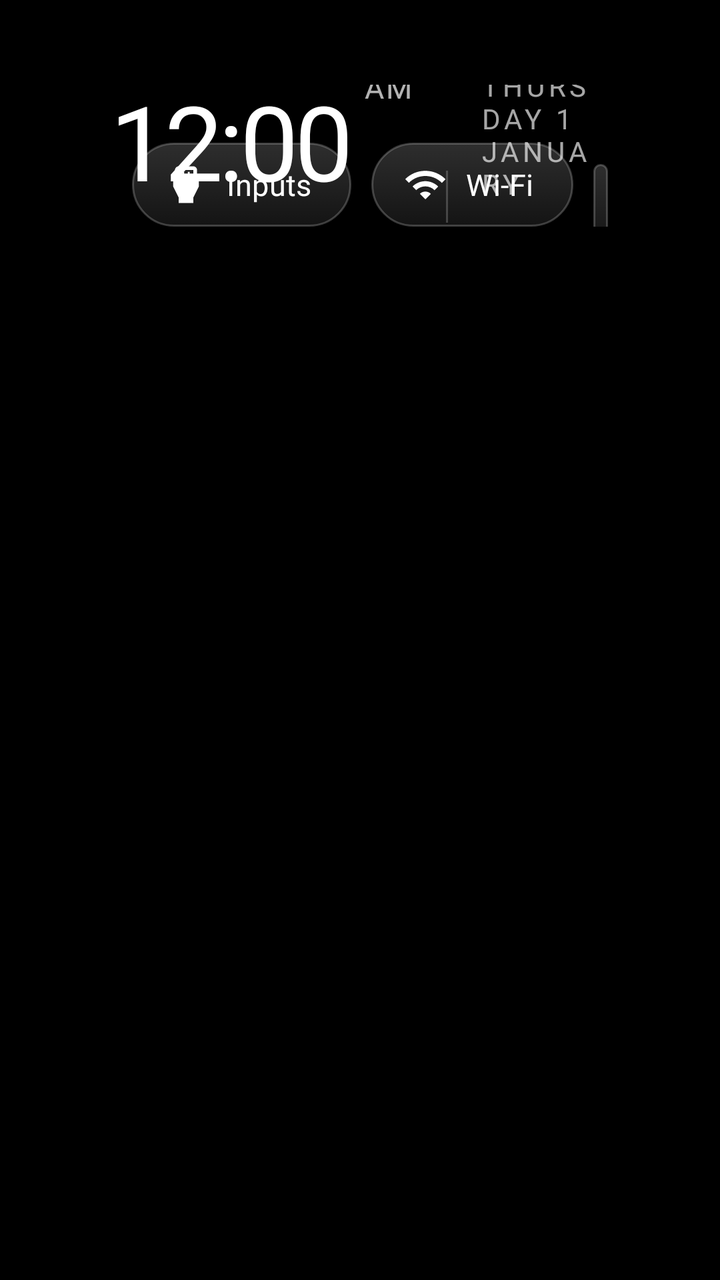
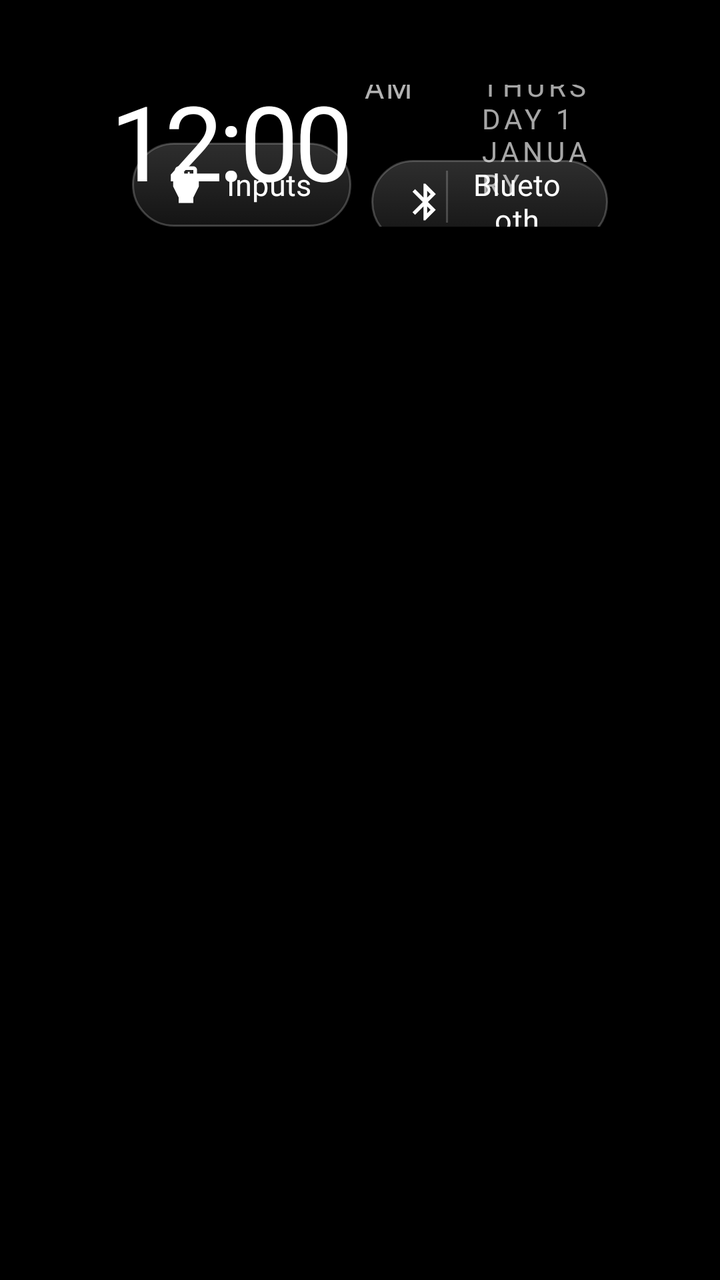

The first picture is an Android layout as it rendered before a commit; the second is the same layout after the commit. The layout source and the unified diff follow.
<!-- AndroidManifest.xml: application theme Theme.TvHome -->
<!-- res/layout/activity_main.xml -->
<?xml version="1.0" encoding="utf-8"?>
<FrameLayout xmlns:android="http://schemas.android.com/apk/res/android"
    android:id="@+id/root"
    android:layout_width="match_parent"
    android:layout_height="match_parent"
    android:background="#FF000000">
    <ImageView
        android:id="@+id/wallpaper"
        android:layout_width="match_parent"
        android:layout_height="match_parent"
        android:scaleType="centerCrop"
        android:alpha="0.82"
        android:visibility="gone"
        android:contentDescription="@null" />
    
    <ImageView
        android:id="@+id/wallpaperBlur"
        android:layout_width="match_parent"
        android:layout_height="match_parent"
        android:scaleType="centerCrop"
        android:alpha="0"
        android:visibility="gone"
        android:contentDescription="@null" />
    <View
        android:layout_width="match_parent"
        android:layout_height="match_parent"
        android:background="#55000000"
        android:importantForAccessibility="no" />
    
    <View
        android:id="@+id/allAppsScrim"
        android:layout_width="match_parent"
        android:layout_height="match_parent"
        android:background="#26000000"
        android:alpha="0"
        android:importantForAccessibility="no" />


    
    <View
        android:id="@+id/ambient"
        android:layout_width="match_parent"
        android:layout_height="match_parent"
        android:alpha="0"
        android:importantForAccessibility="no" />

    
    <com.gathin.tvhome.GlassPanelView
        android:id="@+id/allAppsPanel"
        android:layout_width="match_parent"
        android:layout_height="match_parent"
        android:layout_marginStart="40dp"
        android:layout_marginEnd="40dp"
        android:layout_marginTop="208dp"
        android:layout_marginBottom="24dp"
        android:alpha="0"
        android:importantForAccessibility="no" />

    
    <androidx.recyclerview.widget.RecyclerView
        android:id="@+id/grid"
        android:layout_width="match_parent"
        android:layout_height="match_parent"
        android:paddingStart="56dp"
        android:paddingEnd="56dp"
        android:paddingTop="10dp"
        android:paddingBottom="40dp"
        android:clipToPadding="false"
        android:clipChildren="false"
        android:overScrollMode="never"
        android:scrollbars="none"
        android:descendantFocusability="afterDescendants" />

    
    <LinearLayout
        android:id="@+id/suggestStrip"
        android:layout_width="match_parent"
        android:layout_height="wrap_content"
        android:orientation="vertical"
        android:paddingStart="56dp"
        android:paddingEnd="56dp"
        android:paddingTop="22dp"
        android:alpha="0"
        android:visibility="invisible"
        android:clipChildren="false"
        android:clipToPadding="false">

        <LinearLayout
            android:layout_width="match_parent"
            android:layout_height="34dp"
            android:orientation="horizontal"
            android:gravity="center_vertical"
            android:paddingStart="6dp"
            android:paddingEnd="6dp">

            <TextView
                android:id="@+id/suggestTitle"
                android:layout_width="wrap_content"
                android:layout_height="wrap_content"
                android:text="@string/suggested"
                android:textColor="#F2FFFFFF"
                android:textSize="17sp"
                android:fontFamily="@font/outfit"
                android:fontVariationSettings="'wght' 500"
                android:letterSpacing="0.02" />

            <TextView
                android:id="@+id/suggestContext"
                android:layout_width="wrap_content"
                android:layout_height="wrap_content"
                android:layout_marginStart="14dp"
                android:singleLine="true"
                android:textColor="#99FFFFFF"
                android:textSize="13sp"
                android:fontFamily="@font/outfit"
                android:fontVariationSettings="'wght' 400"
                android:letterSpacing="0.04" />
        </LinearLayout>

        <LinearLayout
            android:id="@+id/suggestRow"
            android:layout_width="match_parent"
            android:layout_height="wrap_content"
            android:orientation="horizontal"
            android:clipChildren="false"
            android:clipToPadding="false" />
    </LinearLayout>

    
    <TextView
        android:id="@+id/heroName"
        android:layout_width="wrap_content"
        android:layout_height="wrap_content"
        android:layout_marginStart="68dp"
        android:alpha="0"
        android:textColor="#FFFFFFFF"
        android:textSize="48sp"
        android:fontFamily="@font/outfit"
        android:fontVariationSettings="'wght' 300"
        android:letterSpacing="-0.02"
        android:includeFontPadding="false"
        android:singleLine="true" />

    
    <LinearLayout
        android:id="@+id/header"
        android:layout_width="match_parent"
        android:layout_height="wrap_content"
        android:orientation="vertical"
        android:paddingStart="56dp"
        android:paddingEnd="56dp"
        android:paddingTop="26dp">

        <RelativeLayout
            android:layout_width="match_parent"
            android:layout_height="wrap_content">

            <LinearLayout
                android:id="@+id/leftBlock"
                android:layout_width="wrap_content"
                android:layout_height="wrap_content"
                android:layout_alignParentStart="true"
                android:orientation="vertical">

                <TextView
                    android:id="@+id/greeting"
                    android:layout_width="wrap_content"
                    android:layout_height="wrap_content"
                    android:layout_marginStart="4dp"
                    android:textColor="#8CFFFFFF"
                    android:textSize="12sp"
                    android:fontFamily="@font/outfit"
                    android:fontVariationSettings="'wght' 500"
                    android:letterSpacing="0.22"
                    android:textAllCaps="true" />

                <LinearLayout
                    android:layout_width="wrap_content"
                    android:layout_height="wrap_content"
                    android:orientation="horizontal"
                    android:baselineAligned="true">

                    <TextClock
                        android:id="@+id/clock"
                        android:layout_width="wrap_content"
                        android:layout_height="wrap_content"
                        android:format12Hour="h:mm"
                        android:format24Hour="HH:mm"
                        android:textColor="#FFFFFFFF"
                        android:textSize="52sp"
                        android:fontFamily="@font/outfit"
                        android:fontVariationSettings="'wght' 300"
                        android:letterSpacing="-0.04"
                        android:includeFontPadding="false" />

                    <TextClock
                        android:id="@+id/ampm"
                        android:layout_width="wrap_content"
                        android:layout_height="wrap_content"
                        android:layout_marginStart="6dp"
                        android:layout_gravity="bottom"
                        android:layout_marginBottom="8dp"
                        android:format12Hour="a"
                        android:format24Hour=""
                        android:textColor="#B3FFFFFF"
                        android:textSize="15sp"
                        android:fontFamily="@font/outfit"
                        android:fontVariationSettings="'wght' 500"
                        android:letterSpacing="0.08"
                        android:textAllCaps="true" />

                    <View
                        android:layout_width="1dp"
                        android:layout_height="26dp"
                        android:layout_gravity="bottom"
                        android:layout_marginStart="16dp"
                        android:layout_marginEnd="16dp"
                        android:layout_marginBottom="8dp"
                        android:background="#33FFFFFF" />

                    <TextClock
                        android:id="@+id/date"
                        android:layout_width="wrap_content"
                        android:layout_height="wrap_content"
                        android:layout_gravity="bottom"
                        android:layout_marginBottom="9dp"
                        android:format12Hour="@string/date_format"
                        android:format24Hour="@string/date_format"
                        android:textColor="#A6FFFFFF"
                        android:textSize="14sp"
                        android:fontFamily="@font/outfit"
                        android:fontVariationSettings="'wght' 400"
                        android:letterSpacing="0.14"
                        android:textAllCaps="true" />
                </LinearLayout>
            </LinearLayout>

            <LinearLayout
                android:id="@+id/topButtons"
                android:layout_width="wrap_content"
                android:layout_height="wrap_content"
                android:layout_alignParentEnd="true"
                android:layout_alignBottom="@id/leftBlock"
                android:layout_marginBottom="6dp"
                android:orientation="horizontal">

                <TextView
                    android:id="@+id/btnInputs"
                    style="@style/TopButton"
                    android:text="@string/inputs"
                    android:drawableStart="@drawable/ic_input"
                    android:nextFocusDown="@+id/grid" />

                <TextView
                    android:id="@+id/btnWifi"
                    style="@style/TopButton"
                    android:text="@string/wifi"
                    android:drawableStart="@drawable/ic_wifi"
                    android:nextFocusDown="@+id/grid" />

                <TextView
                    android:id="@+id/btnSettings"
                    style="@style/TopButton"
                    android:text="@string/settings"
                    android:drawableStart="@drawable/ic_settings"
                    android:nextFocusDown="@+id/grid" />
            </LinearLayout>
        </RelativeLayout>

    </LinearLayout>

    
    <com.gathin.tvhome.GlassView
        android:id="@+id/glass"
        android:layout_width="10dp"
        android:layout_height="10dp"
        android:alpha="0"
        android:importantForAccessibility="no" />
</FrameLayout>
<!-- resources referenced by this layout -->
<resources>
  <!-- drawable ic_input (drawable) -->
  <?xml version="1.0" encoding="utf-8"?>
  <vector xmlns:android="http://schemas.android.com/apk/res/android"
      android:width="22dp" android:height="22dp"
      android:viewportWidth="24" android:viewportHeight="24">
      <path android:fillColor="#FFFFFFFF"
          android:pathData="M18,7V4c0,-1.1 -0.9,-2 -2,-2H8C6.9,2 6,2.9 6,4v3H5v6l3,6v3h8v-3l3,-6V7H18zM8,4h8v3h-2V5h-1v2h-2V5h-1v2H8V4z" />
  </vector>
  <!-- drawable ic_wifi (drawable) -->
  <?xml version="1.0" encoding="utf-8"?>
  <vector xmlns:android="http://schemas.android.com/apk/res/android"
      android:width="22dp" android:height="22dp"
      android:viewportWidth="24" android:viewportHeight="24">
      <path android:fillColor="#FFFFFFFF"
          android:pathData="M1,9l2,2c4.97,-4.97 13.03,-4.97 18,0l2,-2C16.93,2.93 7.08,2.93 1,9zM9,17l3,3 3,-3c-1.65,-1.66 -4.34,-1.66 -6,0zM5,13l2,2c2.76,-2.76 7.24,-2.76 10,0l2,-2C15.14,9.14 8.87,9.14 5,13z" />
  </vector>
  <string name="date_format">EEEE  d MMMM</string>
  <string name="inputs">Inputs</string>
  <string name="settings">Settings</string>
  <string name="suggested">Suggested for you</string>
  <string name="wifi">Wi-Fi</string>
  <style name="TopButton">
          <item name="android:layout_width">wrap_content</item>
          <item name="android:layout_height">42dp</item>
          <item name="android:layout_marginStart">10dp</item>
          <item name="android:paddingStart">16dp</item>
          <item name="android:paddingEnd">20dp</item>
          <item name="android:gravity">center</item>
          <item name="android:background">@drawable/pill_bg</item>
          <item name="android:textColor">@drawable/pill_text</item>
          <item name="android:textSize">15sp</item>
          <item name="android:fontFamily">@font/outfit</item>
          <item name="android:fontVariationSettings">\'wght\' 500</item>
          <item name="android:letterSpacing">0.01</item>
          <item name="android:drawablePadding">9dp</item>
          <item name="android:drawableTint">@drawable/pill_text</item>
          <item name="android:focusable">true</item>
          <item name="android:clickable">true</item>
      </style>
  <style name="Theme.TvHome" parent="android:Theme.Material.NoActionBar.Fullscreen">
          <item name="android:windowBackground">@android:color/black</item>
          <item name="android:colorBackground">@android:color/black</item>
          <item name="android:windowAnimationStyle">@null</item>
      </style>
  <!-- drawable pill_bg (drawable) -->
  <?xml version="1.0" encoding="utf-8"?>
  <selector xmlns:android="http://schemas.android.com/apk/res/android">
      <item android:state_focused="true">
          <shape android:shape="rectangle">
              <solid android:color="#F5FFFFFF" />
              <corners android:radius="21dp" />
          </shape>
      </item>
      <item>
          <shape android:shape="rectangle">
              <gradient android:angle="270" android:startColor="#2EFFFFFF" android:endColor="#14FFFFFF" />
              <stroke android:width="1dp" android:color="#38FFFFFF" />
              <corners android:radius="21dp" />
          </shape>
      </item>
  </selector>
  <!-- drawable pill_text (drawable) -->
  <?xml version="1.0" encoding="utf-8"?>
  <selector xmlns:android="http://schemas.android.com/apk/res/android">
      <item android:state_focused="true" android:color="#FF111111" />
      <item android:color="#FFFFFFFF" />
  </selector>
  <!-- unchanged entries left out for length: 1 -->
</resources>

<!-- the commit's change to res/layout/activity_main.xml (unified diff, before → after) -->
@@ -70,61 +70,6 @@
         android:overScrollMode="never"
         android:scrollbars="none"
         android:descendantFocusability="afterDescendants" />
-
-    
-    <LinearLayout
-        android:id="@+id/suggestStrip"
-        android:layout_width="match_parent"
-        android:layout_height="wrap_content"
-        android:orientation="vertical"
-        android:paddingStart="56dp"
-        android:paddingEnd="56dp"
-        android:paddingTop="22dp"
-        android:alpha="0"
-        android:visibility="invisible"
-        android:clipChildren="false"
-        android:clipToPadding="false">
-
-        <LinearLayout
-            android:layout_width="match_parent"
-            android:layout_height="34dp"
-            android:orientation="horizontal"
-            android:gravity="center_vertical"
-            android:paddingStart="6dp"
-            android:paddingEnd="6dp">
-
-            <TextView
-                android:id="@+id/suggestTitle"
-                android:layout_width="wrap_content"
-                android:layout_height="wrap_content"
-                android:text="@string/suggested"
-                android:textColor="#F2FFFFFF"
-                android:textSize="17sp"
-                android:fontFamily="@font/outfit"
-                android:fontVariationSettings="'wght' 500"
-                android:letterSpacing="0.02" />
-
-            <TextView
-                android:id="@+id/suggestContext"
-                android:layout_width="wrap_content"
-                android:layout_height="wrap_content"
-                android:layout_marginStart="14dp"
-                android:singleLine="true"
-                android:textColor="#99FFFFFF"
-                android:textSize="13sp"
-                android:fontFamily="@font/outfit"
-                android:fontVariationSettings="'wght' 400"
-                android:letterSpacing="0.04" />
-        </LinearLayout>
-
-        <LinearLayout
-            android:id="@+id/suggestRow"
-            android:layout_width="match_parent"
-            android:layout_height="wrap_content"
-            android:orientation="horizontal"
-            android:clipChildren="false"
-            android:clipToPadding="false" />
-    </LinearLayout>
 
     
     <TextView
@@ -252,10 +197,10 @@
                     android:nextFocusDown="@+id/grid" />
 
                 <TextView
-                    android:id="@+id/btnWifi"
+                    android:id="@+id/btnBluetooth"
                     style="@style/TopButton"
-                    android:text="@string/wifi"
-                    android:drawableStart="@drawable/ic_wifi"
+                    android:text="@string/bluetooth"
+                    android:drawableStart="@drawable/ic_bluetooth"
                     android:nextFocusDown="@+id/grid" />
 
                 <TextView
<!-- resource entries referenced after the edit -->
@@ -1,5 +1,13 @@
 <!-- resources referenced by this layout -->
 <resources>
+  <!-- drawable ic_bluetooth (drawable) -->
+  <?xml version="1.0" encoding="utf-8"?>
+  <vector xmlns:android="http://schemas.android.com/apk/res/android"
+      android:width="22dp" android:height="22dp"
+      android:viewportWidth="24" android:viewportHeight="24">
+      <path android:fillColor="#FFFFFFFF"
+          android:pathData="M17.71,7.71L12,2h-1v7.59L6.41,5 5,6.41 10.59,12 5,17.59 6.41,19 11,14.41V22h1l5.71,-5.71 -4.3,-4.29 4.3,-4.29zM13,5.83l1.88,1.88L13,9.59V5.83zM14.88,16.29L13,18.17v-3.76l1.88,1.88z" />
+  </vector>
   <!-- drawable ic_input (drawable) -->
   <?xml version="1.0" encoding="utf-8"?>
   <vector xmlns:android="http://schemas.android.com/apk/res/android"
@@ -8,19 +16,10 @@
       <path android:fillColor="#FFFFFFFF"
           android:pathData="M18,7V4c0,-1.1 -0.9,-2 -2,-2H8C6.9,2 6,2.9 6,4v3H5v6l3,6v3h8v-3l3,-6V7H18zM8,4h8v3h-2V5h-1v2h-2V5h-1v2H8V4z" />
   </vector>
-  <!-- drawable ic_wifi (drawable) -->
-  <?xml version="1.0" encoding="utf-8"?>
-  <vector xmlns:android="http://schemas.android.com/apk/res/android"
-      android:width="22dp" android:height="22dp"
-      android:viewportWidth="24" android:viewportHeight="24">
-      <path android:fillColor="#FFFFFFFF"
-          android:pathData="M1,9l2,2c4.97,-4.97 13.03,-4.97 18,0l2,-2C16.93,2.93 7.08,2.93 1,9zM9,17l3,3 3,-3c-1.65,-1.66 -4.34,-1.66 -6,0zM5,13l2,2c2.76,-2.76 7.24,-2.76 10,0l2,-2C15.14,9.14 8.87,9.14 5,13z" />
-  </vector>
+  <string name="bluetooth">Bluetooth</string>
   <string name="date_format">EEEE  d MMMM</string>
   <string name="inputs">Inputs</string>
   <string name="settings">Settings</string>
-  <string name="suggested">Suggested for you</string>
-  <string name="wifi">Wi-Fi</string>
   <style name="TopButton">
           <item name="android:layout_width">wrap_content</item>
           <item name="android:layout_height">42dp</item>
